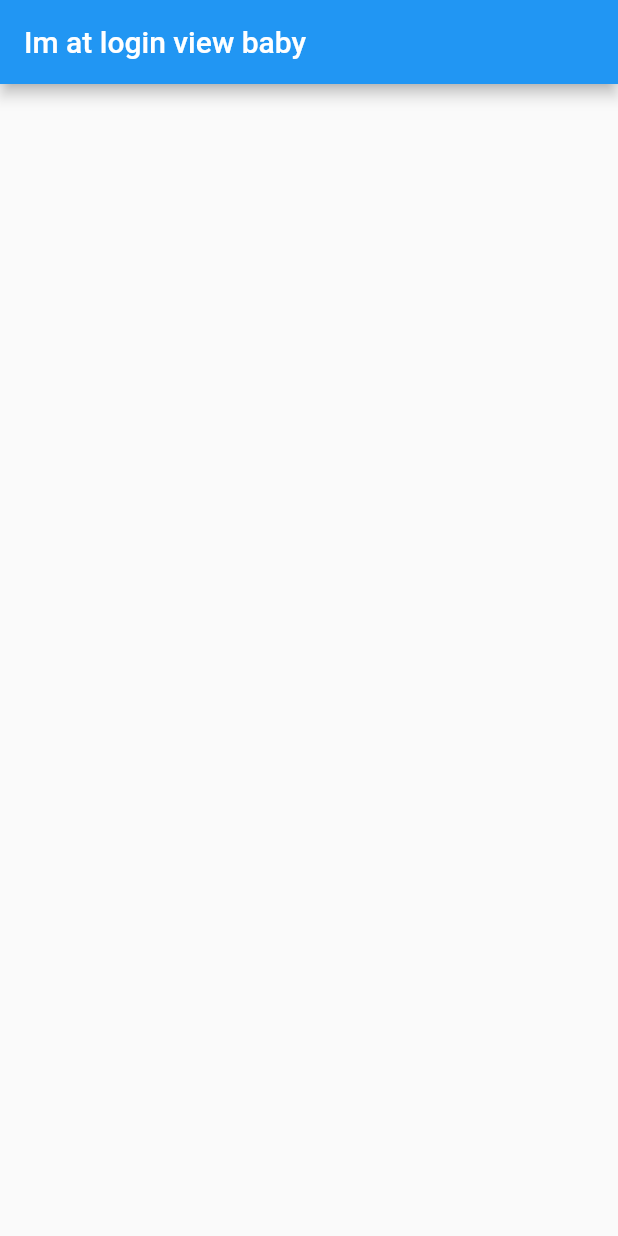
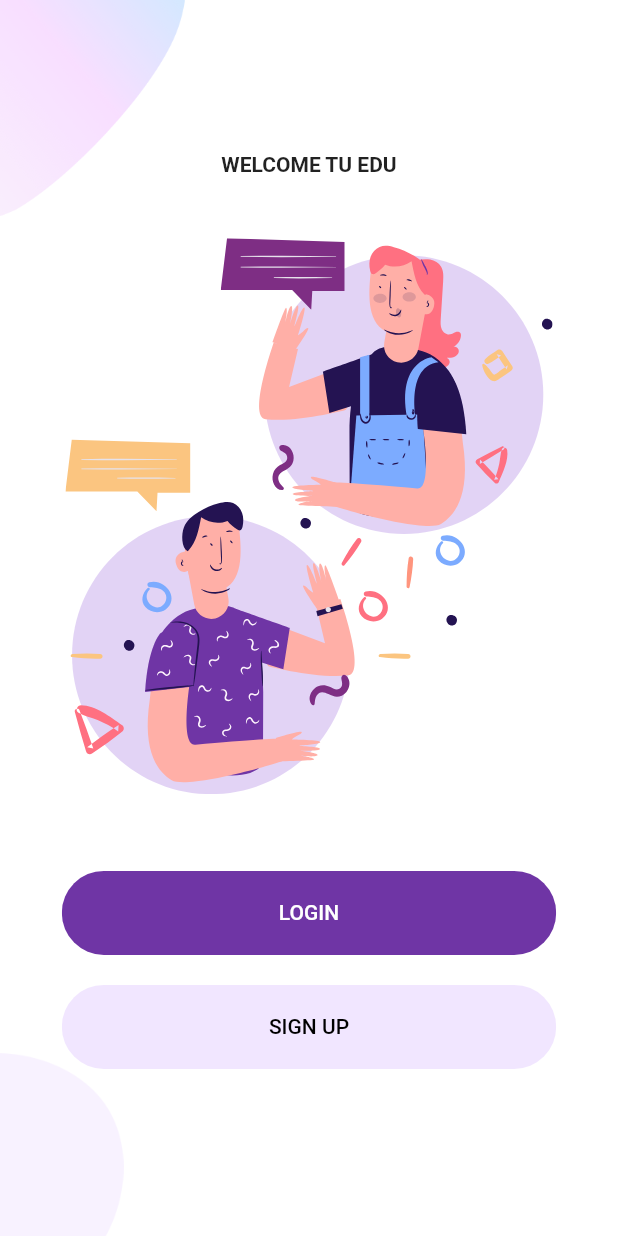
Before and after one commit to GrupoLIA/Frontend, a Flutter app: the screen it shows after launch, on a phone screen of 412 x 824 dp. Run offline on Flutter 3.47's test engine with Material 2 defaults, Android fonts, the phone set to English and light mode, and no system bars; our stand-ins replace auto_route, device_preview, flutter_svg, get_it, injectable, stacked_services.

Commit message:
Added login prototype

```diff
--- /dev/null
+++ b/lib/app/constants.dart
@@ -0,0 +1,4 @@
+import 'package:flutter/material.dart';
+
+const kPrimaryColor = Color(0xFF6F35A5);
+const kPrimaryLightColor = Color(0xFFF1E6FF);
--- a/lib/main.dart
+++ b/lib/main.dart
@@ -1,11 +1,14 @@
+import 'package:device_preview/device_preview.dart';
 import 'package:flutter/material.dart';
+import 'package:lia_frontend/app/constants.dart';
 import 'package:lia_frontend/app/locator.dart';
 import 'package:lia_frontend/app/router.gr.dart' as Router;
+import 'package:lia_frontend/ui/views/dumb_widgets/welcome/welcome_view.dart';
 import 'package:stacked_services/stacked_services.dart';
 
 void main() {
   setupLocator();
-  runApp(MyApp());
+  runApp(DevicePreview(enabled: false, builder: (context) => MyApp()));
 }
 
 class MyApp extends StatelessWidget {
@@ -15,6 +18,10 @@ class MyApp extends StatelessWidget {
       title: 'Aplicacion de oficios',
       onGenerateRoute: Router.Router().onGenerateRoute,
       navigatorKey: locator<NavigationService>().navigatorKey,
+      home: WelcomeView(),
+      builder: DevicePreview.appBuilder,
+      theme: ThemeData(
+          primaryColor: kPrimaryColor, scaffoldBackgroundColor: Colors.white),
     );
   }
 }
--- /dev/null
+++ b/lib/ui/views/dumb_widgets/welcome/welcome_view.dart
@@ -0,0 +1,93 @@
+import 'package:flutter/material.dart';
+import 'package:flutter_svg/svg.dart';
+import 'package:lia_frontend/app/constants.dart';
+
+class WelcomeView extends StatelessWidget {
+  @override
+  Widget build(BuildContext context) {
+    Size size = MediaQuery.of(context).size;
+    return Scaffold(
+      body: Container(
+        height: size.height,
+        width: double.infinity,
+        child: Stack(
+          alignment: Alignment.center,
+          children: [
+            Positioned(
+              top: 0,
+              left: 0,
+              child: Image.asset(
+                "assets/images/main_top.png",
+                width: size.width * 0.3,
+              ),
+            ),
+            Positioned(
+              bottom: 0,
+              left: 0,
+              child: Image.asset(
+                "assets/images/main_bottom.png",
+                width: size.width * 0.2,
+              ),
+            ),
+            Column(
+              mainAxisAlignment: MainAxisAlignment.center,
+              children: [
+                Text("WELCOME TU EDU",
+                    style: TextStyle(fontWeight: FontWeight.bold)),
+                SizedBox(height: size.height * 0.05),
+                SvgPicture.asset(
+                  "assets/icons/chat.svg",
+                  height: size.height * 0.45,
+                ),
+                SizedBox(height: size.height * 0.05),
+                RoundedButton(text: "LOGIN", press: () {}),
+                RoundedButton(
+                  text: "SIGN UP",
+                  press: () {},
+                  color: kPrimaryLightColor,
+                  textColor: Colors.black,
+                ),
+              ],
+            )
+          ],
+        ),
+      ),
+    );
+  }
+}
+
+class RoundedButton extends StatelessWidget {
+  const RoundedButton({
+    Key key,
+    this.text,
+    this.press,
+    this.color = kPrimaryColor,
+    this.textColor = Colors.white,
+  }) : super(key: key);
+
+  final String text;
+  final Function press;
+  final Color color;
+  final Color textColor;
+
+  @override
+  Widget build(BuildContext context) {
+    Size size = MediaQuery.of(context).size;
+    return Container(
+      margin: EdgeInsets.symmetric(vertical: 10),
+      width: size.width * 0.8,
+      child: ClipRRect(
+        borderRadius: BorderRadius.circular(29),
+        child: FlatButton(
+          padding: EdgeInsets.symmetric(vertical: 20, horizontal: 40),
+          color: color,
+          onPressed: press,
+          child: Text(
+            text,
+            style: TextStyle(color: textColor),
+          ),
+        ),
+      ),
+    );
+  }
+}
```
Also changed, not shown: pubspec.yaml (+7 -3 lines), assets/icons/chat.svg (added), assets/icons/facebook.svg (added), assets/icons/google-plus.svg (added), assets/icons/login.svg (added), assets/icons/signup.svg (added), assets/icons/twitter.svg (added), assets/images/login_bottom.png (added), assets/images/main_bottom.png (added), assets/images/main_top.png (added), assets/images/signup_top.png (added), pubspec.lock.
